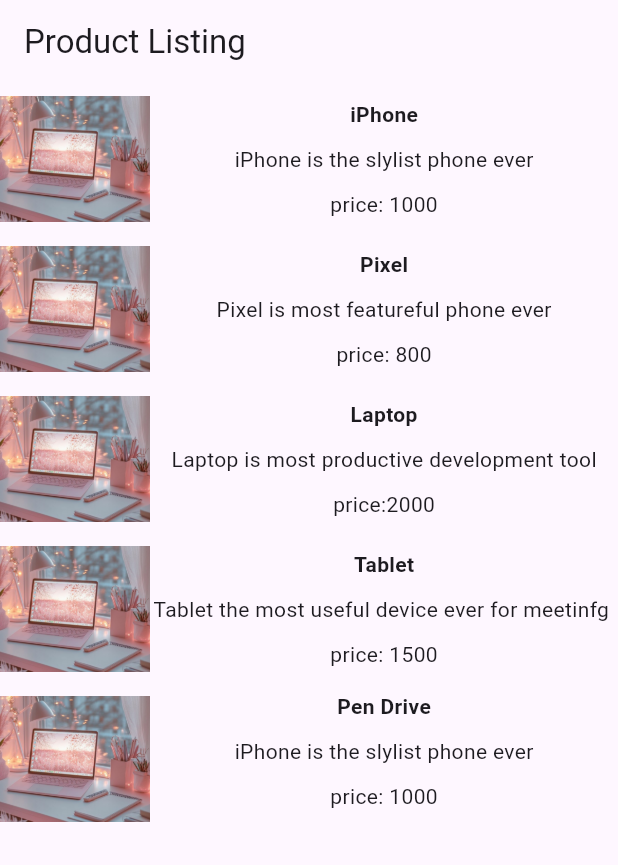
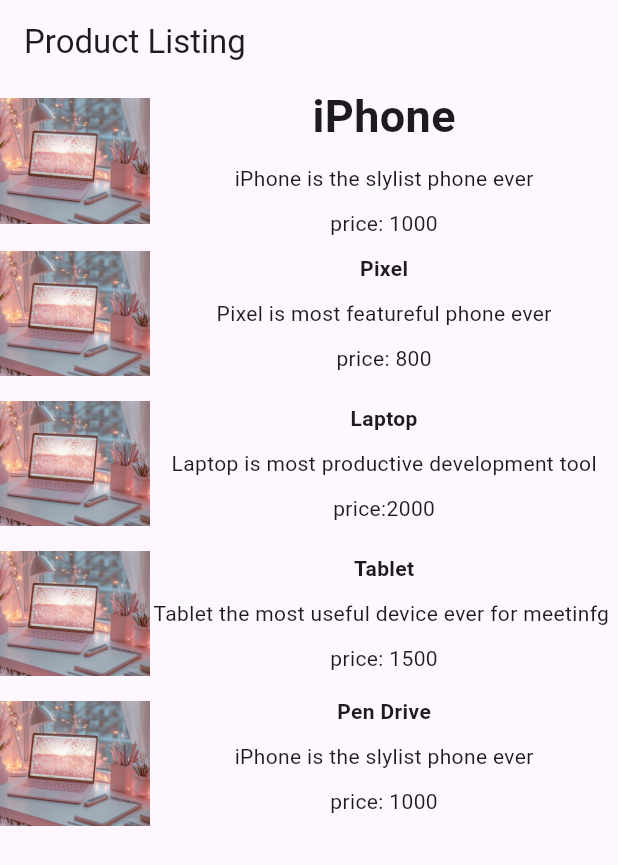
Before and after one commit to aarafqita/flutter-, a Flutter app: the screen it shows after launch, on a phone screen of 412 x 824 dp. Shown: the top 865 px of the screen. Run offline on Flutter 3.47's test engine with Material 3 defaults, Android fonts, the phone set to English and light mode, and no system bars.

Commit message:
listveiw2

```diff
--- a/lib/main.dart
+++ b/lib/main.dart
@@ -23,7 +23,7 @@
                child: Column(
                 children: [
 
-                  Text('iPhone',style: TextStyle(fontWeight: FontWeight.bold),),
+                  Text('iPhone',style: TextStyle(fontWeight: FontWeight.bold,fontSize: 30),),
                   SizedBox(height: 10,),
                   Text('iPhone is the slylist phone ever'),
                   SizedBox(height: 10,),
```
